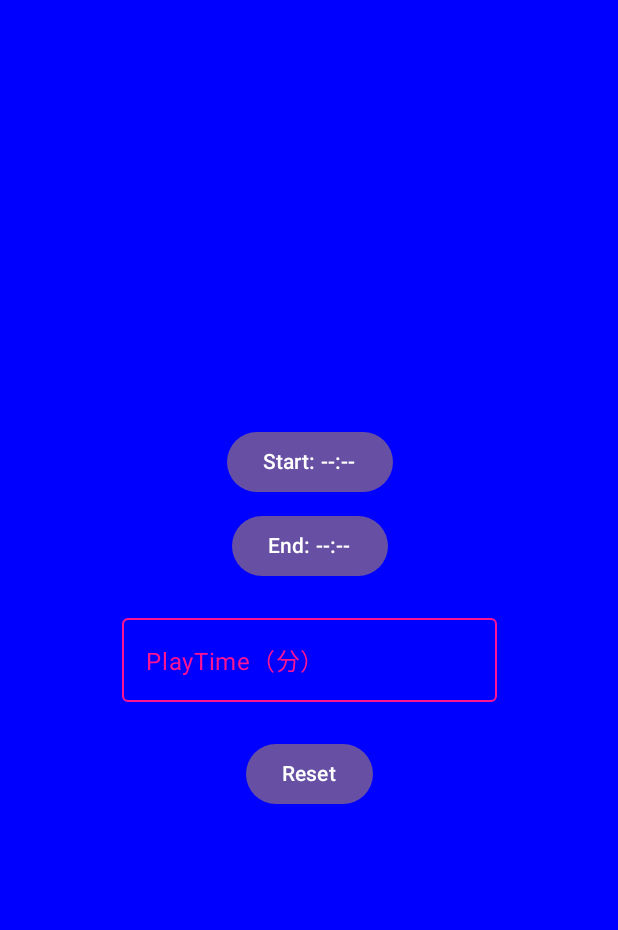
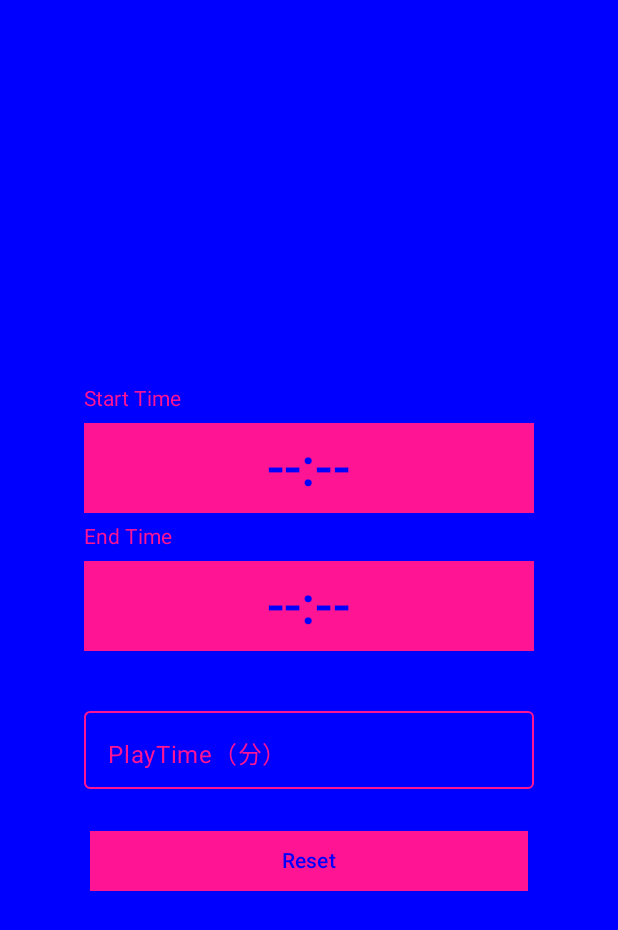
Before and after one commit to 1aksn/DJTimer, an Android app built with Jetpack Compose: the screen it shows after launch (MainActivity), on a phone screen of 412 x 824 dp. Shown: the top 930 px of the screen. Run offline under Robolectric (Android 15) with nearby library versions, the phone set to English and light mode, and no system bars; our stand-ins replace Dagger/Hilt's generated code.

Commit message:
レイアウト調整

```diff
--- a/app/src/main/java/com/example/djtimer/ui/InputTimeScreen.kt
+++ b/app/src/main/java/com/example/djtimer/ui/InputTimeScreen.kt
@@ -26,9 +26,11 @@ import androidx.compose.foundation.layout.offset
 import androidx.compose.foundation.layout.padding
 import androidx.compose.foundation.layout.width
 import androidx.compose.foundation.layout.wrapContentSize
+import androidx.compose.foundation.shape.RoundedCornerShape
 import androidx.compose.foundation.text.KeyboardActions
 import androidx.compose.foundation.text.KeyboardOptions
 import androidx.compose.material3.Button
+import androidx.compose.material3.ButtonDefaults
 import androidx.compose.material3.ExperimentalMaterial3Api
 import androidx.compose.material3.MaterialTheme
 import androidx.compose.material3.OutlinedTextField
@@ -111,11 +113,15 @@ fun InputTimeScreen(navController: NavController) {
             horizontalAlignment = Alignment.CenterHorizontally
         ) {
 
+
             if (displayMode != DisplayModes.COVER_DISPLAY) {
+
+                Spacer(modifier = Modifier.height(32.dp))
+
 
                 // Start & End 時刻ピッカー
                 TimePickerRow(
-                    label = "Start",
+                    label = "Start Time",
                     time = startTime,
                     enabled = inputMode != InputMode.PlayTime
                 ) { viewModel.updateStartTime(it) }
@@ -123,13 +129,13 @@ fun InputTimeScreen(navController: NavController) {
                 Spacer(modifier = Modifier.height(8.dp))
 
                 TimePickerRow(
-                    label = "End",
+                    label = "End Time",
                     time = endTime,
                     enabled = inputMode != InputMode.PlayTime
                 ) { viewModel.updateEndTime(it) }
             }
 
-            Spacer(modifier = Modifier.height(16.dp))
+            Spacer(modifier = Modifier.height(32.dp))
             val keyboardController = LocalSoftwareKeyboardController.current
 
             // PlayTime 入力（分）
@@ -145,7 +151,9 @@ fun InputTimeScreen(navController: NavController) {
                 keyboardActions = KeyboardActions(
                     onDone = { keyboardController?.hide() }  // ← キーボードを閉じる
                 ),
-                modifier = Modifier.width(250.dp),
+                modifier = Modifier
+                    .width(300.dp)   // 横幅を広げる
+                    .height(60.dp)  ,
                 colors = TextFieldDefaults.outlinedTextFieldColors(
                     focusedLabelColor = Color(0xFFFF1493),
                     unfocusedLabelColor = Color(0xFFFF1493),
@@ -164,6 +172,7 @@ fun InputTimeScreen(navController: NavController) {
                     .animateContentSize() // ← アニメーションで自然に中央寄せが変化
                     .wrapContentSize(Alignment.Center)
                     .padding(horizontal = 60.dp)
+                    .width(300.dp)
             ) {
                 Row(
                     verticalAlignment = Alignment.CenterVertically,
@@ -172,7 +181,13 @@ fun InputTimeScreen(navController: NavController) {
                 ) {
                     // Resetボタンは常に表示
                     Button(
-                        onClick = { viewModel.reset() }
+                        onClick = { viewModel.reset() },
+                        colors = ButtonDefaults.buttonColors(
+                            containerColor = Color(0xFFFF1493),  // 背景色
+                            contentColor = Color.Blue       // 文字色
+                        ),
+                        shape = RoundedCornerShape(0.dp),
+                        modifier = Modifier.weight(1f)
                     ) {
                         Text("Reset")
                     }
@@ -204,7 +219,13 @@ fun InputTimeScreen(navController: NavController) {
                                         popUpTo("input") { inclusive = true }
                                     }
                                 }
-                            }
+                            },
+                            colors = ButtonDefaults.buttonColors(
+                                containerColor = Color(0xFFFF1493),  // 背景色
+                                contentColor = Color.Blue       // 文字色
+                            ),
+                            shape = RoundedCornerShape(0.dp),
+                            modifier = Modifier.weight(1f)
                         ) {
                             Text("Go")
                         }
--- a/app/src/main/java/com/example/djtimer/ui/TimePickerRow.kt
+++ b/app/src/main/java/com/example/djtimer/ui/TimePickerRow.kt
@@ -1,14 +1,25 @@
 package com.example.djtimer.ui
 
 import android.app.TimePickerDialog
+import androidx.compose.foundation.layout.Column
+import androidx.compose.foundation.layout.Spacer
+import androidx.compose.foundation.layout.height
+import androidx.compose.foundation.layout.width
+import androidx.compose.foundation.shape.RoundedCornerShape
 import androidx.compose.material3.Button
+import androidx.compose.material3.ButtonDefaults
 import androidx.compose.material3.Text
 import androidx.compose.runtime.Composable
 import androidx.compose.runtime.getValue
 import androidx.compose.runtime.mutableStateOf
 import androidx.compose.runtime.remember
 import androidx.compose.runtime.setValue
+import androidx.compose.ui.Alignment
+import androidx.compose.ui.Modifier
+import androidx.compose.ui.graphics.Color
 import androidx.compose.ui.platform.LocalContext
+import androidx.compose.ui.unit.dp
+import androidx.compose.ui.unit.sp
 import java.time.LocalTime
 
 @Composable
@@ -37,10 +48,25 @@ fun TimePickerRow(
         showDialog = false // ← 表示直後に再リセット
     }
 
-    Button(
-        onClick = { showDialog = true },
-        enabled = enabled
-    ) {
-        Text("$label: $timeStr")
+    Column( horizontalAlignment = Alignment.Start,) {
+        Text(
+            text = label,
+            color = Color(0xFFFF1493))
+        Spacer(modifier = Modifier.height(8.dp))
+        Button(
+            onClick = { showDialog = true },
+            enabled = enabled,
+            colors = ButtonDefaults.buttonColors(
+                containerColor = Color(0xFFFF1493),  // 背景色
+                contentColor = Color.Blue       // 文字色
+            ),
+            shape = RoundedCornerShape(0.dp),  // 四角
+            modifier = Modifier
+                .width(300.dp)   // 横幅を広げる
+                .height(60.dp)
+        ) {
+            Text(timeStr,
+                fontSize = 35.sp)
+        }
     }
 }
--- a/app/src/main/java/com/example/djtimer/ui/TimerCountScreen.kt
+++ b/app/src/main/java/com/example/djtimer/ui/TimerCountScreen.kt
@@ -63,6 +63,7 @@ fun TimerCountScreen(navController: NavController, backStackEntry: NavBackStackE
     val timerState by viewModel.timerState.collectAsState()
     val timeDisplay by viewModel.timeRemainingText.collectAsState()
     val displayMode = rememberDisplayMode()
+
 
     val remainingRatio = remember(timeDisplay) {
         // 残り時間（秒）を割合に変換（適宜調整）
```
